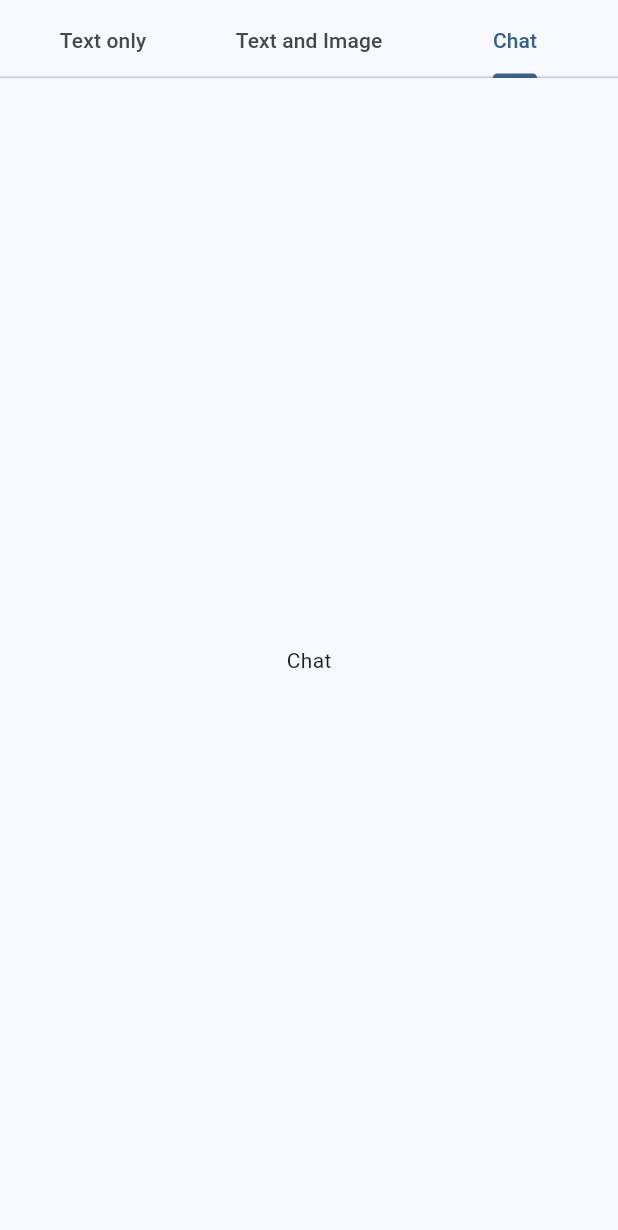
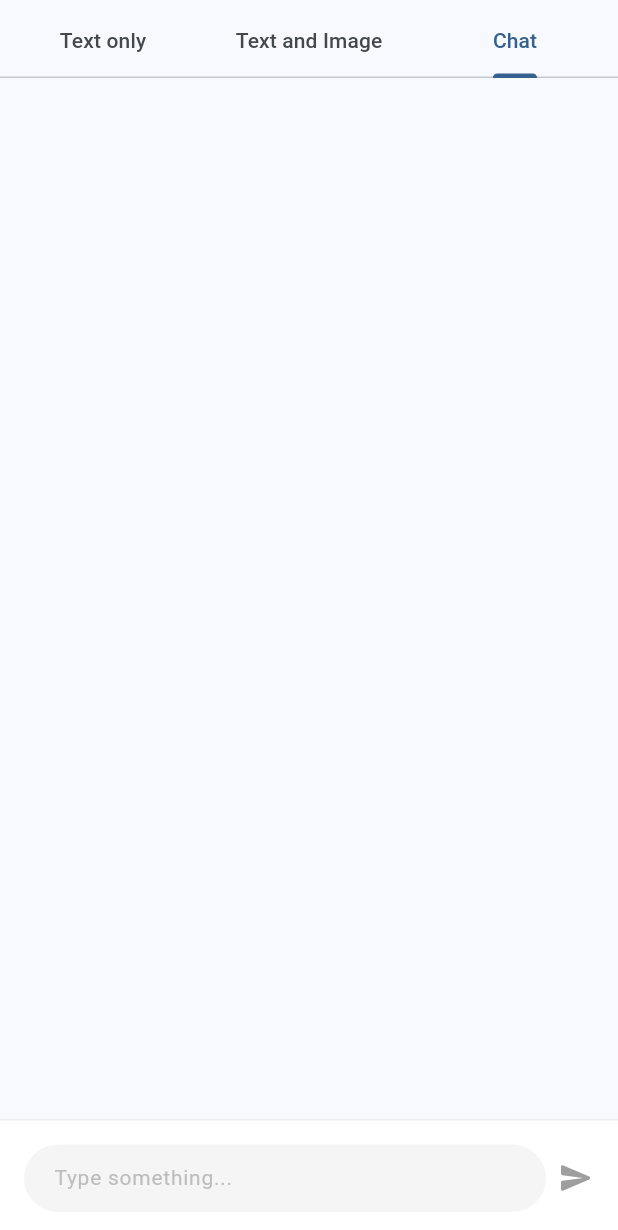
Before and after one commit to rizaadi/flutter_gemini, a Flutter app: the screen it shows after launch, tab 3 chosen, on a phone screen of 412 x 824 dp. Shown: the top 1230 px of the screen. Run offline on Flutter 3.47's test engine with Material 3 defaults, Android fonts, the phone set to English and light mode, and no system bars; our stand-ins replace bloc, equatable, flutter_bloc, flutter_dotenv, flutter_markdown, google_generative_ai and 1 more.

Commit message:
add chat bot

```diff
--- a/lib/feature/widgets/text_field_bottom_widget.dart
+++ b/lib/core/widgets/text_field_bottom_widget.dart
@@ -12,11 +12,13 @@ class TextFieldBottomWidget extends StatefulWidget {
     required this.textController,
     required this.onFieldSubmitted,
     this.showImagePicker = false,
+    this.isLoading = false,
   });
 
   final TextEditingController textController;
   final VoidCallback? onFieldSubmitted;
   final bool showImagePicker;
+  final bool isLoading;
 
   @override
   State<TextFieldBottomWidget> createState() => _TextFieldBottomWidgetState();
@@ -86,6 +88,18 @@ class _TextFieldBottomWidgetState extends State<TextFieldBottomWidget> {
               ),
             ),
           ),
+          if (widget.isLoading)
+            const Padding(
+              padding: EdgeInsets.only(left: 8),
+              child: SizedBox(
+                width: 20,
+                height: 20,
+                child: CircularProgressIndicator(
+                  strokeWidth: 2,
+                ),
+              ),
+            )
+          else
             GestureDetector(
               onTap: widget.onFieldSubmitted == null ||
                       widget.textController.text.isEmpty
--- /dev/null
+++ b/lib/feature/chat/bloc/chat_event.dart
@@ -0,0 +1,16 @@
+part of 'chat_bloc.dart';
+
+sealed class ChatEvent extends Equatable {
+  const ChatEvent();
+
+  @override
+  List<Object> get props => [];
+}
+
+class ChatSendMessage extends ChatEvent {
+  final String text;
+  const ChatSendMessage({required this.text});
+
+  @override
+  List<Object> get props => [text];
+}
--- /dev/null
+++ b/lib/feature/chat/bloc/chat_state.dart
@@ -0,0 +1,36 @@
+part of 'chat_bloc.dart';
+
+enum ChatStatus {
+  initial,
+  loading,
+  loaded,
+  error,
+}
+
+class ChatState extends Equatable {
+  final ChatStatus status;
+  final ChatSession? chatSession;
+
+  const ChatState({
+    required this.status,
+    this.chatSession,
+  });
+
+  ChatState copyWith({
+    ChatStatus? status,
+    ChatSession? chatSession,
+  }) {
+    return ChatState(
+      status: status ?? this.status,
+      chatSession: chatSession ?? this.chatSession,
+    );
+  }
+
+  static ChatState initial() => const ChatState(
+        status: ChatStatus.initial,
+        chatSession: null,
+      );
+
+  @override
+  List<Object?> get props => [status, chatSession];
+}
--- /dev/null
+++ b/lib/feature/chat/pages/chat_page.dart
@@ -0,0 +1,97 @@
+// ignore_for_file: no_leading_underscores_for_local_identifiers
+
+import 'package:flutter/material.dart';
+import 'package:flutter_bloc/flutter_bloc.dart';
+import 'package:google_generative_ai/google_generative_ai.dart';
+
+import 'package:flutter_gemini/core/widgets/text_field_bottom_widget.dart';
+import 'package:flutter_gemini/feature/chat/bloc/chat_bloc.dart';
+import 'package:flutter_gemini/feature/chat/pages/widgets/message_widget.dart';
+
+class ChatPage extends StatefulWidget {
+  const ChatPage({super.key});
+
+  @override
+  State<ChatPage> createState() => _ChatPageState();
+}
+
+class _ChatPageState extends State<ChatPage> {
+  @override
+  Widget build(BuildContext context) {
+    final _textController = TextEditingController();
+    final _scrollController = ScrollController();
+
+    void _scrollDown() {
+      WidgetsBinding.instance.addPostFrameCallback(
+        (_) => _scrollController.animateTo(
+          _scrollController.position.maxScrollExtent,
+          duration: const Duration(
+            milliseconds: 750,
+          ),
+          curve: Curves.easeOutCirc,
+        ),
+      );
+    }
+
+    return GestureDetector(
+      onTap: FocusScope.of(context).unfocus,
+      child: Scaffold(
+        body: Column(
+          children: [
+            Expanded(
+              child: BlocConsumer<ChatBloc, ChatState>(
+                listener: (context, state) {
+                  if (state.status == ChatStatus.error) {
+                    ScaffoldMessenger.of(context).showSnackBar(
+                      const SnackBar(
+                        content: Text('Something went wrong!'),
+                      ),
+                    );
+                  } else if (state.status == ChatStatus.loaded) {
+                    _scrollDown();
+                  }
+                },
+                builder: (context, state) {
+                  if (state.status == ChatStatus.initial) {
+                    return const SizedBox();
+                  }
+                  return ListView.builder(
+                    padding: const EdgeInsets.all(16),
+                    controller: _scrollController,
+                    itemCount: state.chatSession?.history.length ?? 0,
+                    itemBuilder: (context, index) {
+                      var content = state.chatSession!.history.toList()[index];
+                      var text = content.parts
+                          .whereType<TextPart>()
+                          .map<String>((e) => e.text)
+                          .join('');
+                      return MessageWidget(
+                        text: text,
+                        isFromUser: content.role == 'user',
+                      );
+                    },
+                  );
+                },
+              ),
+            ),
+            BlocSelector<ChatBloc, ChatState, ChatStatus>(
+              selector: (state) => state.status,
+              builder: (context, state) {
+                return TextFieldBottomWidget(
+                  textController: _textController,
+                  isLoading: state == ChatStatus.loading,
+                  onFieldSubmitted: () {
+                    context
+                        .read<ChatBloc>()
+                        .add(ChatSendMessage(text: _textController.text));
+                    _textController.clear();
+                  },
+                );
+              },
+            ),
+          ],
+        ),
+      ),
+    );
+  }
+}
--- a/lib/feature/gemini/repository/gemini_repository.dart
+++ b/lib/feature/gemini/repository/gemini_repository.dart
@@ -5,4 +5,5 @@ import 'package:google_generative_ai/google_generative_ai.dart';
 abstract class GeminiRepository {
   Future<GenerateContentResponse> textOnly(String text);
   Future<GenerateContentResponse> textAndImage(String text, List<File> images);
+  Future<ChatSession> chat(String text, ChatSession? chatSession);
 }
--- a/lib/feature/root_screen/root_screen.dart
+++ b/lib/feature/root_screen/root_screen.dart
@@ -1,4 +1,5 @@
 import 'package:flutter/material.dart';
+import 'package:flutter_gemini/feature/chat/pages/chat_page.dart';
 import 'package:flutter_gemini/feature/text_and_image/pages/text_and_image_page.dart';
 import 'package:flutter_gemini/feature/text_only/pages/text_only_pages.dart';
 
@@ -45,7 +46,7 @@ class _RootScreenState extends State<RootScreen> with TickerProviderStateMixin {
         children: const [
           TextOnlyPage(),
           TextAndImagePage(),
-          Center(child: Text('Chat')),
+          ChatPage(),
         ],
       ),
     );
--- a/lib/feature/text_and_image/pages/text_and_image_page.dart
+++ b/lib/feature/text_and_image/pages/text_and_image_page.dart
@@ -4,7 +4,7 @@ import 'package:flutter_markdown/flutter_markdown.dart';
 
 import 'package:flutter_gemini/feature/text_and_image/bloc/text_and_image_bloc.dart';
 import 'package:flutter_gemini/feature/text_and_image/widgets/place_holder_text_and_image.dart';
-import 'package:flutter_gemini/feature/widgets/text_field_bottom_widget.dart';
+import 'package:flutter_gemini/core/widgets/text_field_bottom_widget.dart';
 
 class TextAndImagePage extends StatefulWidget {
   const TextAndImagePage({super.key});
--- a/lib/feature/text_only/pages/text_only_pages.dart
+++ b/lib/feature/text_only/pages/text_only_pages.dart
@@ -3,7 +3,7 @@ import 'package:flutter_bloc/flutter_bloc.dart';
 import 'package:flutter_markdown/flutter_markdown.dart';
 
 import 'package:flutter_gemini/feature/text_only/bloc/text_only_bloc.dart';
-import 'package:flutter_gemini/feature/widgets/text_field_bottom_widget.dart';
+import 'package:flutter_gemini/core/widgets/text_field_bottom_widget.dart';
 
 class TextOnlyPage extends StatefulWidget {
   const TextOnlyPage({super.key});
--- a/lib/main.dart
+++ b/lib/main.dart
@@ -1,6 +1,7 @@
 import 'package:flutter/material.dart';
 import 'package:flutter_bloc/flutter_bloc.dart';
 import 'package:flutter_dotenv/flutter_dotenv.dart';
+import 'package:flutter_gemini/feature/chat/bloc/chat_bloc.dart';
 import 'package:flutter_gemini/feature/gemini/repository/gemini_repository_impl.dart';
 import 'package:flutter_gemini/feature/root_screen/root_screen.dart';
 import 'package:flutter_gemini/feature/text_and_image/bloc/text_and_image_bloc.dart';
@@ -24,6 +25,7 @@ class MyApp extends StatelessWidget {
         colorScheme: ColorScheme.fromSeed(seedColor: Colors.blue),
         useMaterial3: true,
       ),
+      debugShowCheckedModeBanner: false,
       home: MultiBlocProvider(
         providers: [
           BlocProvider<TextOnlyBloc>(
@@ -33,7 +35,11 @@ class MyApp extends StatelessWidget {
           BlocProvider(
             create: (context) =>
                 TextAndImageBloc(geminiRepository: GeminiRepositoryImpl()),
-          )
+          ),
+          BlocProvider(
+            create: (context) =>
+                ChatBloc(geminiRepository: GeminiRepositoryImpl()),
+          ),
         ],
         child: const RootScreen(),
       ),
```
Also changed, not shown: lib/feature/chat/bloc/chat_bloc.dart (added, +28 -0 lines), lib/feature/chat/pages/widgets/message_widget.dart (added, +50 -0 lines), lib/feature/gemini/repository/gemini_repository_impl.dart (+28 -2 lines), pubspec.lock. Lines whose indentation alone changed are shown as unchanged.
